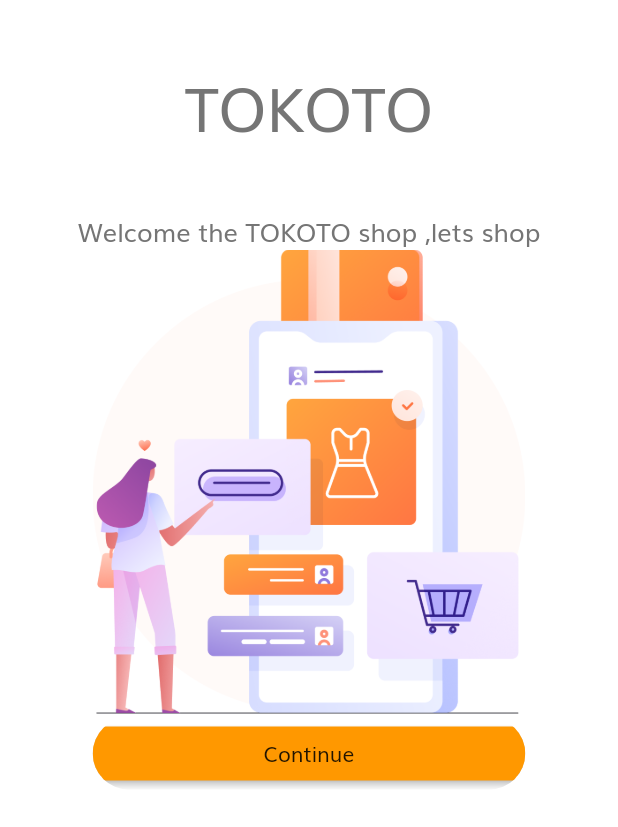
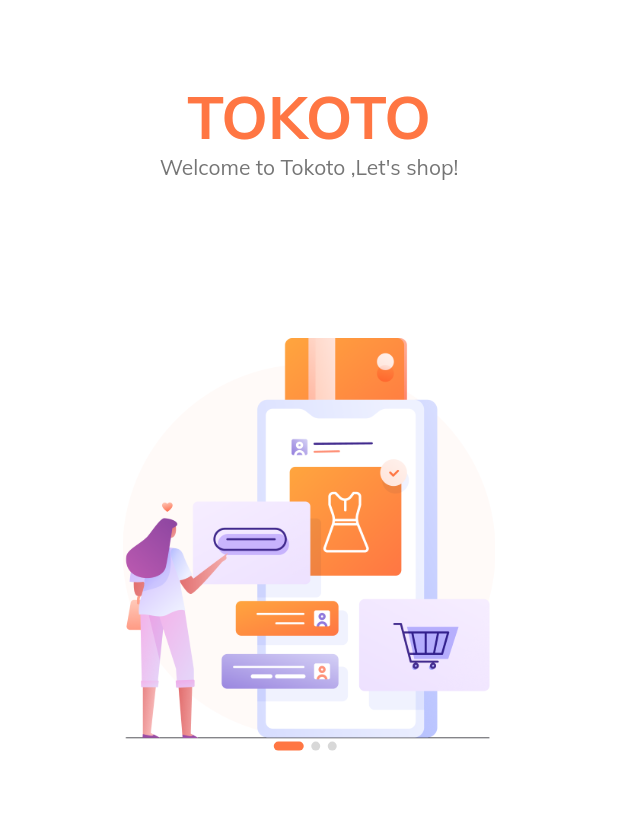
Before and after one commit to HalilMertDeveli/ETradeAppWithVideos-, a Flutter app: the screen it shows after launch, on a phone screen of 412 x 824 dp. Shown: the top 827 px of the screen. Run offline on Flutter 3.47's test engine with Material 2 defaults, Android fonts, the light colour scheme and no system bars.

Commit message:
we did slash screen and login without button

```diff
--- a/lib/screens/splash/companets/body.dart
+++ b/lib/screens/splash/companets/body.dart
@@ -1,4 +1,5 @@
 import 'package:e_trade_app_with_flutter_way/constraints.dart';
+import 'package:e_trade_app_with_flutter_way/screens/splash/companets/splash_content.dart';
 import 'package:flutter/material.dart';
 
 class Body extends StatefulWidget {
@@ -9,43 +10,75 @@
 }
 
 class _BodyState extends State<Body> {
+  int currentPage = 0;
+
+  List<Map<String, String>> splashData = [
+    {
+      "text": "Welcome to Tokoto ,Let's shop!",
+      "image": "assets/images/splash_1.png"
+    },
+    {
+      "text":
+          "We help people connect with store \naround United State of Amarica",
+      "image": "assets/images/splash_2.png"
+    },
+    {
+      "text": "We show the easy way to shop.\n just stay at home with us",
+      "image": "assets/images/splash_3.png"
+    }
+  ];
+
   @override
   Widget build(BuildContext context) {
-    final Size size = MediaQuery.of(context).size;
-    return Align(
-      alignment: Alignment.center,
-      child: Column(
-        children: [
-          SizedBox(
-            height: size.height * 0.05,
-          ),
-          Text(
-            'TOKOTO',
-            style: TextStyle(color: kTextColor, fontSize: 40),
-          ),
-          SizedBox(
-            height: size.height * 0.05,
-          ),
-          Text(
-            'Welcome the TOKOTO shop ,lets shop',
-            style: TextStyle(fontSize: 17),
-          ),
-          Image.asset(
-            'assets/images/splash_1.png',
-            width: size.width * 0.7,
-          ),
-          ClipRRect(
-            borderRadius: BorderRadius.circular(49),
-            child: Container(
-              width: size.width * 0.7,
-              child: MaterialButton(
-                color: Colors.orange,
-                onPressed: () {},
-                child: Text('Continue'),
+    return SafeArea(
+      child: SizedBox(
+        width: double.infinity,
+        child: Column(
+          children: <Widget>[
+            Expanded(
+                flex: 3,
+                child: PageView.builder(
+                  onPageChanged: (value) {
+                    setState(() {
+                      currentPage = value;
+                    });
+                  },
+                  itemCount: splashData.length,
+                  //for slider
+                  itemBuilder: (context, index) => SplashContent(
+                    image: splashData[index]["image"]!,
+                    text: splashData[index]["text"]!,
+                  ),
+                )),
+            Expanded(
+              flex: 2,
+              child: Column(
+                children: [
+                  Row(
+                    mainAxisAlignment: MainAxisAlignment.center,
+                    children: List.generate(
+                      splashData.length,
+                      (index) => buildDot(index: index),
+                    ),
+                  )
+                ],
               ),
             ),
-          ),
-        ],
+          ],
+        ),
+      ),
+    );
+  }
+
+  AnimatedContainer buildDot({required int index}) {
+    return AnimatedContainer(
+      duration: kAnimationDuration,
+      margin: EdgeInsets.only(right: 5),
+      height: 6,
+      width: currentPage == index ? 20 : 6,
+      decoration: BoxDecoration(
+        color: currentPage == index ? kPrimaryColor : Color(0xFFD8D8D8),
+        borderRadius: BorderRadius.circular(3),
       ),
     );
   }
--- /dev/null
+++ b/lib/screens/splash/companets/splash_content.dart
@@ -0,0 +1,41 @@
+import 'package:e_trade_app_with_flutter_way/constraints.dart';
+import 'package:e_trade_app_with_flutter_way/size_config.dart';
+import 'package:flutter/material.dart';
+
+class SplashContent extends StatelessWidget {
+  const SplashContent({
+    Key? key,
+    required this.text,
+    required this.image,
+  }) : super(key: key);
+  final String text, image;
+
+  @override
+  Widget build(BuildContext context) {
+    return Column(
+      children: <Widget>[
+        Spacer(),
+        Text(
+          'TOKOTO',
+          style: TextStyle(
+            fontSize: getProportionateScreenWidth(36),
+            color: kPrimaryColor,
+            fontWeight: FontWeight.bold,
+          ),
+        ),
+        Text(
+          text,
+          textAlign: TextAlign.center,
+        ),
+        Spacer(
+          flex: 2,
+        ),
+        Image.asset(
+          image,
+          height: getProportionateScreenHeight(265),
+          width: getProportionateScreenWidth(235),
+        )
+      ],
+    );
+  }
+}
--- a/lib/screens/splash/splash_screen.dart
+++ b/lib/screens/splash/splash_screen.dart
@@ -1,4 +1,5 @@
 import 'package:e_trade_app_with_flutter_way/screens/splash/companets/body.dart';
+import 'package:e_trade_app_with_flutter_way/size_config.dart';
 import 'package:flutter/material.dart';
 
 class SplashScreen extends StatelessWidget {
@@ -6,6 +7,7 @@
 
   @override
   Widget build(BuildContext context) {
+    SizeConfig().init(context);
     return Scaffold(
       body: Body(),
     );
--- a/pubspec.yaml
+++ b/pubspec.yaml
@@ -81,10 +81,10 @@
   fonts:
     - family: Muli
       fonts:
-        - asset: assets/fonts/muli/Muli.ttf
-        - asset: assets/fonts/muli/Muli-Bold.ttf
+        - asset: assets\fonts\muli\Muli.ttf
+        - asset: assets\fonts\muli\Muli-Bold.ttf
           weight: 700
-        - asset: assets/fonts/muli/Muli-Light.ttf
+        - asset: assets\fonts\muli\Muli-Light.ttf
           weight: 300
   #   - family: Trajan Pro
   #     fonts:
```
